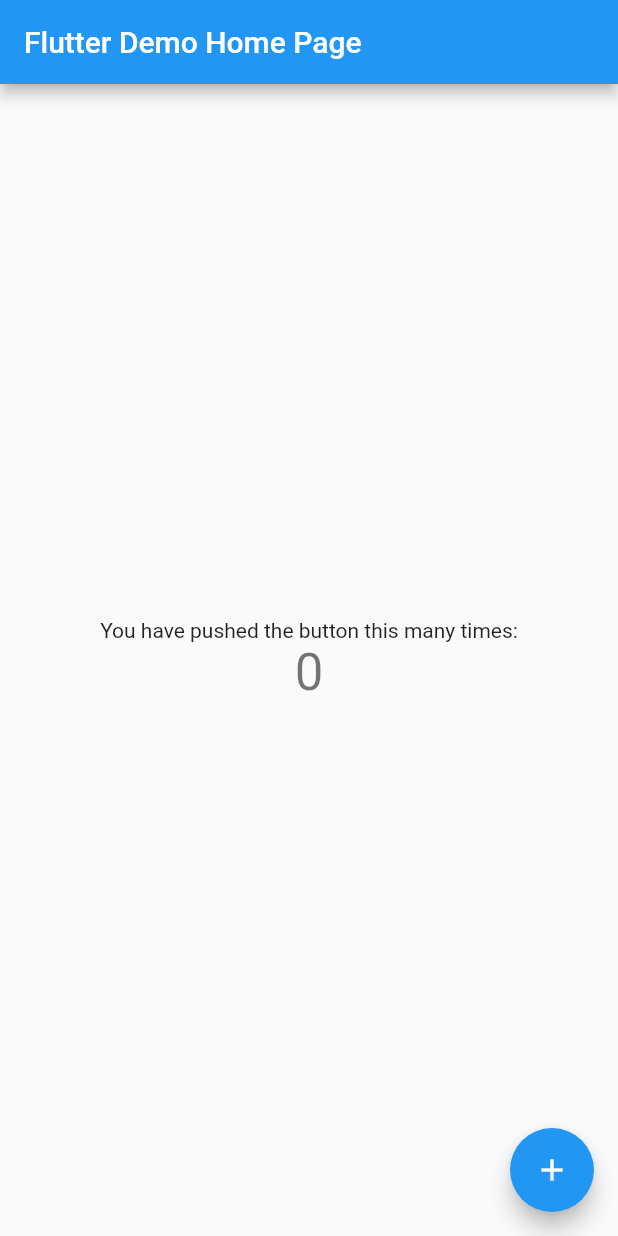
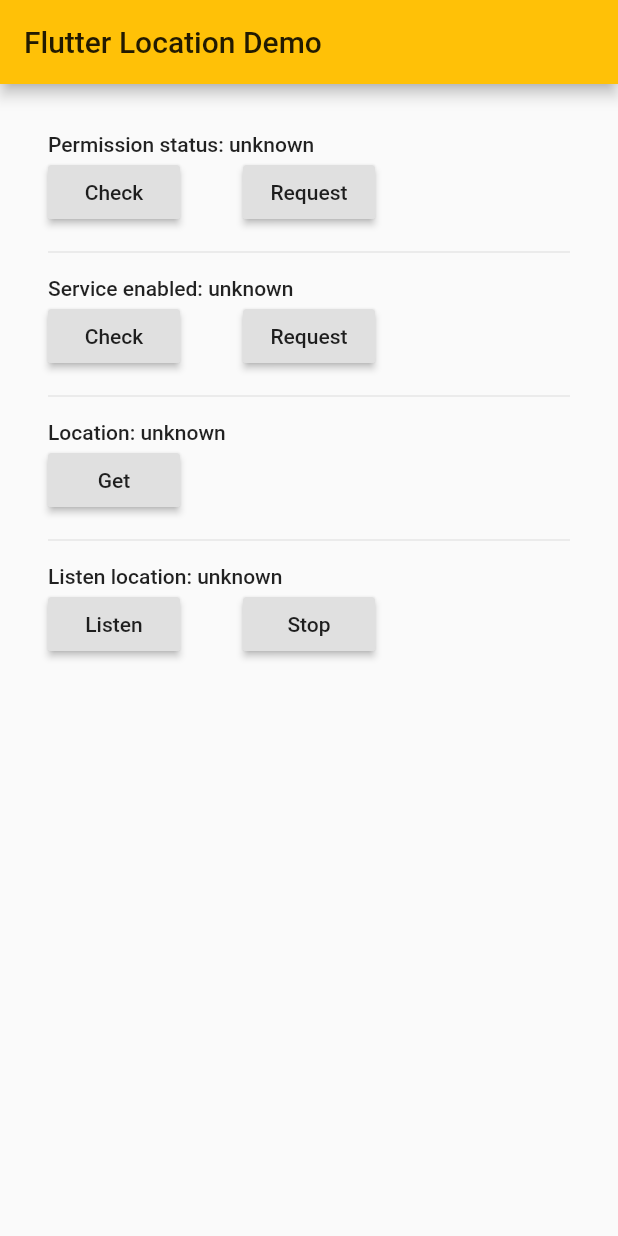
Before and after one commit to filipejesse/HelpButton, a Flutter app: the screen it shows after launch, on a phone screen of 412 x 824 dp. Run offline on Flutter 3.47's test engine with Material 2 defaults, Android fonts, the phone set to English and light mode, and no system bars; our stand-ins replace location.

Commit message:
Add location demo in project to get device coordinates

```diff
--- a/help_button/lib/main.dart
+++ b/help_button/lib/main.dart
@@ -1,4 +1,5 @@
 import 'package:flutter/material.dart';
+import 'views/home.dart';
 
 void main() => runApp(MyApp());
 
@@ -7,105 +8,11 @@ class MyApp extends StatelessWidget {
   @override
   Widget build(BuildContext context) {
     return MaterialApp(
-      title: 'Flutter Demo',
+      title: 'Flutter Location',
       theme: ThemeData(
-        // This is the theme of your application.
-        //
-        // Try running your application with "flutter run". You'll see the
-        // application has a blue toolbar. Then, without quitting the app, try
-        // changing the primarySwatch below to Colors.green and then invoke
-        // "hot reload" (press "r" in the console where you ran "flutter run",
-        // or simply save your changes to "hot reload" in a Flutter IDE).
-        // Notice that the counter didn't reset back to zero; the application
-        // is not restarted.
-        primarySwatch: Colors.blue,
+        primarySwatch: Colors.amber,
       ),
-      home: MyHomePage(title: 'Flutter Demo Home Page'),
+      home: Home(title: 'Flutter Location Demo'),
     );
   }
 }
-
-class MyHomePage extends StatefulWidget {
-  MyHomePage({Key key, this.title}) : super(key: key);
-
-  // This widget is the home page of your application. It is stateful, meaning
-  // that it has a State object (defined below) that contains fields that affect
-  // how it looks.
-
-  // This class is the configuration for the state. It holds the values (in this
-  // case the title) provided by the parent (in this case the App widget) and
-  // used by the build method of the State. Fields in a Widget subclass are
-  // always marked "final".
-
-  final String title;
-
-  @override
-  _MyHomePageState createState() => _MyHomePageState();
-}
-
-class _MyHomePageState extends State<MyHomePage> {
-  int _counter = 0;
-
-  void _incrementCounter() {
-    setState(() {
-      // This call to setState tells the Flutter framework that something has
-      // changed in this State, which causes it to rerun the build method below
-      // so that the display can reflect the updated values. If we changed
-      // _counter without calling setState(), then the build method would not be
-      // called again, and so nothing would appear to happen.
-      _counter++;
-    });
-  }
-
-  @override
-  Widget build(BuildContext context) {
-    // This method is rerun every time setState is called, for instance as done
-    // by the _incrementCounter method above.
-    //
-    // The Flutter framework has been optimized to make rerunning build methods
-    // fast, so that you can just rebuild anything that needs updating rather
-    // than having to individually change instances of widgets.
-    return Scaffold(
-      appBar: AppBar(
-        // Here we take the value from the MyHomePage object that was created by
-        // the App.build method, and use it to set our appbar title.
-        title: Text(widget.title),
-      ),
-      body: Center(
-        // Center is a layout widget. It takes a single child and positions it
-        // in the middle of the parent.
-        child: Column(
-          // Column is also a layout widget. It takes a list of children and
-          // arranges them vertically. By default, it sizes itself to fit its
-          // children horizontally, and tries to be as tall as its parent.
-          //
-          // Invoke "debug painting" (press "p" in the console, choose the
-          // "Toggle Debug Paint" action from the Flutter Inspector in Android
-          // Studio, or the "Toggle Debug Paint" command in Visual Studio Code)
-          // to see the wireframe for each widget.
-          //
-          // Column has various properties to control how it sizes itself and
-          // how it positions its children. Here we use mainAxisAlignment to
-          // center the children vertically; the main axis here is the vertical
-          // axis because Columns are vertical (the cross axis would be
-          // horizontal).
-          mainAxisAlignment: MainAxisAlignment.center,
-          children: <Widget>[
-            Text(
-              'You have pushed the button this many times:',
-            ),
-            Text(
-              '$_counter',
-              style: Theme.of(context).textTheme.display1,
-            ),
-          ],
-        ),
-      ),
-      floatingActionButton: FloatingActionButton(
-        onPressed: _incrementCounter,
-        tooltip: 'Increment',
-        child: Icon(Icons.add),
-      ), // This trailing comma makes auto-formatting nicer for build methods.
-    );
-  }
-}
--- /dev/null
+++ b/help_button/lib/utils/get_location.dart
@@ -0,0 +1,54 @@
+import 'package:flutter/material.dart';
+import 'package:flutter/services.dart';
+import 'package:location/location.dart';
+
+class GetLocationWidget extends StatefulWidget {
+  GetLocationWidget({Key key}) : super(key: key);
+
+  @override
+  _GetLocationState createState() => _GetLocationState();
+}
+
+class _GetLocationState extends State<GetLocationWidget> {
+  final Location location = new Location();
+
+  LocationData _location;
+  String _error;
+
+  _getLocation() async {
+    setState(() {
+      _error = null;
+    });
+    try {
+      var _locationResult = await location.getLocation();
+      setState(() {
+        _location = _locationResult;
+      });
+    } on PlatformException catch (err) {
+      setState(() {
+        _error = err.code;
+      });
+    }
+  }
+
+  @override
+  Widget build(BuildContext context) {
+    return Column(
+      crossAxisAlignment: CrossAxisAlignment.start,
+      children: <Widget>[
+        Text(
+          'Location: ' + (_error ?? '${_location ?? "unknown"}'),
+          style: Theme.of(context).textTheme.body2,
+        ),
+        Row(
+          children: [
+            RaisedButton(
+              child: Text("Get"),
+              onPressed: _getLocation,
+            )
+          ],
+        ),
+      ],
+    );
+  }
+}
--- /dev/null
+++ b/help_button/lib/utils/listen_location.dart
@@ -0,0 +1,65 @@
+import 'dart:async';
+
+import 'package:flutter/material.dart';
+import 'package:location/location.dart';
+
+class ListenLocationWidget extends StatefulWidget {
+  ListenLocationWidget({Key key}) : super(key: key);
+
+  @override
+  _ListenLocationState createState() => _ListenLocationState();
+}
+
+class _ListenLocationState extends State<ListenLocationWidget> {
+  final Location location = new Location();
+
+  LocationData _location;
+  StreamSubscription<LocationData> _locationSubscription;
+  String _error;
+
+  _listenLocation() async {
+    _locationSubscription = location.onLocationChanged().handleError((err) {
+      setState(() {
+        _error = err.code;
+      });
+    }).listen((LocationData currentLocation) {
+      setState(() {
+        _error = null;
+
+        _location = currentLocation;
+      });
+    });
+  }
+
+  _stopListen() async {
+    _locationSubscription.cancel();
+  }
+
+  @override
+  Widget build(BuildContext context) {
+    return Column(
+      crossAxisAlignment: CrossAxisAlignment.start,
+      children: <Widget>[
+        Text(
+          'Listen location: ' + (_error ?? '${_location ?? "unknown"}'),
+          style: Theme.of(context).textTheme.body2,
+        ),
+        Row(
+          children: [
+            Container(
+              margin: EdgeInsets.only(right: 42),
+              child: RaisedButton(
+                child: Text("Listen"),
+                onPressed: _listenLocation,
+              ),
+            ),
+            RaisedButton(
+              child: Text("Stop"),
+              onPressed: _stopListen,
+            )
+          ],
+        ),
+      ],
+    );
+  }
+}
--- /dev/null
+++ b/help_button/lib/utils/permission_status.dart
@@ -0,0 +1,65 @@
+import 'package:flutter/material.dart';
+import 'package:location/location.dart';
+
+class PermissionStatusWidget extends StatefulWidget {
+  PermissionStatusWidget({Key key}) : super(key: key);
+
+  @override
+  _PermissionStatusState createState() => _PermissionStatusState();
+}
+
+class _PermissionStatusState extends State<PermissionStatusWidget> {
+  final Location location = new Location();
+
+  PermissionStatus _permissionGranted;
+
+  _checkPermissions() async {
+    PermissionStatus permissionGrantedResult = await location.hasPermission();
+    setState(() {
+      _permissionGranted = permissionGrantedResult;
+    });
+  }
+
+  _requestPermission() async {
+    if (_permissionGranted != PermissionStatus.GRANTED) {
+      PermissionStatus permissionRequestedResult =
+          await location.requestPermission();
+      setState(() {
+        _permissionGranted = permissionRequestedResult;
+      });
+      if (permissionRequestedResult != PermissionStatus.GRANTED) {
+        return;
+      }
+    }
+  }
+
+  @override
+  Widget build(BuildContext context) {
+    return Column(
+      crossAxisAlignment: CrossAxisAlignment.start,
+      children: <Widget>[
+        Text(
+          'Permission status: ${_permissionGranted ?? "unknown"}',
+          style: Theme.of(context).textTheme.body2,
+        ),
+        Row(
+          children: <Widget>[
+            Container(
+              margin: EdgeInsets.only(right: 42),
+              child: RaisedButton(
+                child: Text("Check"),
+                onPressed: _checkPermissions,
+              ),
+            ),
+            RaisedButton(
+              child: Text("Request"),
+              onPressed: _permissionGranted == PermissionStatus.GRANTED
+                  ? null
+                  : _requestPermission,
+            )
+          ],
+        )
+      ],
+    );
+  }
+}
--- /dev/null
+++ b/help_button/lib/utils/service_enabled.dart
@@ -0,0 +1,60 @@
+import 'package:flutter/material.dart';
+import 'package:location/location.dart';
+
+class ServiceEnabledWidget extends StatefulWidget {
+  ServiceEnabledWidget({Key key}) : super(key: key);
+
+  @override
+  _ServiceEnabledState createState() => _ServiceEnabledState();
+}
+
+class _ServiceEnabledState extends State<ServiceEnabledWidget> {
+  final Location location = new Location();
+
+  bool _serviceEnabled;
+
+  _checkService() async {
+    bool serviceEnabledResult = await location.serviceEnabled();
+    setState(() {
+      _serviceEnabled = serviceEnabledResult;
+    });
+  }
+
+  _requestService() async {
+    if (_serviceEnabled == null || !_serviceEnabled) {
+      bool serviceRequestedResult = await location.requestService();
+      setState(() {
+        _serviceEnabled = serviceRequestedResult;
+      });
+      if (!serviceRequestedResult) {
+        return;
+      }
+    }
+  }
+
+  @override
+  Widget build(BuildContext context) {
+    return Column(
+      crossAxisAlignment: CrossAxisAlignment.start,
+      children: <Widget>[
+        Text('Service enabled: ${_serviceEnabled ?? "unknown"}',
+            style: Theme.of(context).textTheme.body2),
+        Row(
+          children: <Widget>[
+            Container(
+              margin: EdgeInsets.only(right: 42),
+              child: RaisedButton(
+                child: Text("Check"),
+                onPressed: _checkService,
+              ),
+            ),
+            RaisedButton(
+              child: Text("Request"),
+              onPressed: _serviceEnabled == true ? null : _requestService,
+            )
+          ],
+        )
+      ],
+    );
+  }
+}
--- /dev/null
+++ b/help_button/lib/views/home.dart
@@ -0,0 +1,47 @@
+import 'package:flutter/material.dart';
+import 'package:location/location.dart';
+
+import '../utils/get_location.dart';
+import '../utils/listen_location.dart';
+import '../utils/permission_status.dart';
+import '../utils/service_enabled.dart';
+
+class Home extends StatefulWidget {
+  Home({Key key, this.title}) : super(key: key);
+  final String title;
+
+  @override
+  _MyHomePageState createState() => _MyHomePageState();
+}
+
+class _MyHomePageState extends State<Home> {
+  final Location location = new Location();
+  @override
+  Widget build(BuildContext context) {
+    return Scaffold(
+      appBar: AppBar(
+        title: Text(widget.title),
+      ),
+      body: Container(
+        padding: EdgeInsets.all(32),
+        child: Column(
+          children: <Widget>[
+            PermissionStatusWidget(),
+            Divider(
+              height: 32,
+            ),
+            ServiceEnabledWidget(),
+            Divider(
+              height: 32,
+            ),
+            GetLocationWidget(),
+            Divider(
+              height: 32,
+            ),
+            ListenLocationWidget()
+          ],
+        ),
+      ),
+    );
+  }
+}
--- a/help_button/pubspec.yaml
+++ b/help_button/pubspec.yaml
@@ -19,6 +19,8 @@ environment:
 dependencies:
   flutter:
     sdk: flutter
+  location: ^2.5.0
+  url_launcher: ^5.4.2
 
   # The following adds the Cupertino Icons font to your application.
   # Use with the CupertinoIcons class for iOS style icons.
```
